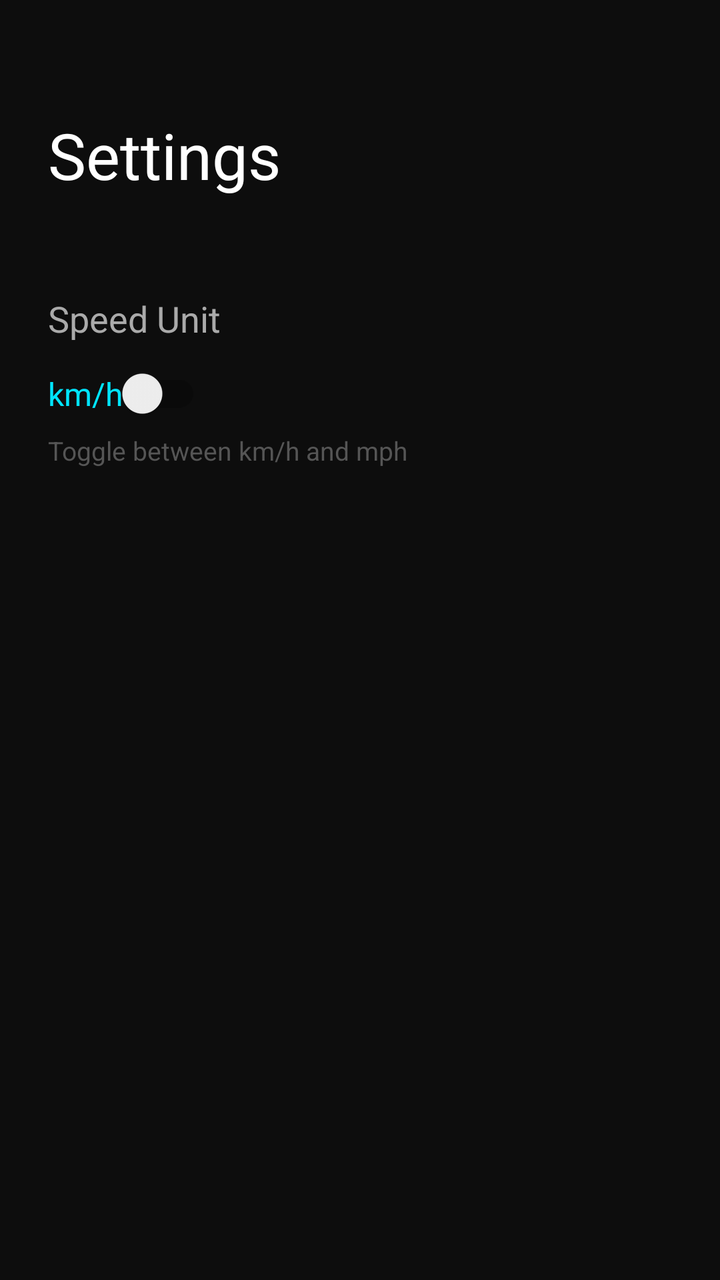
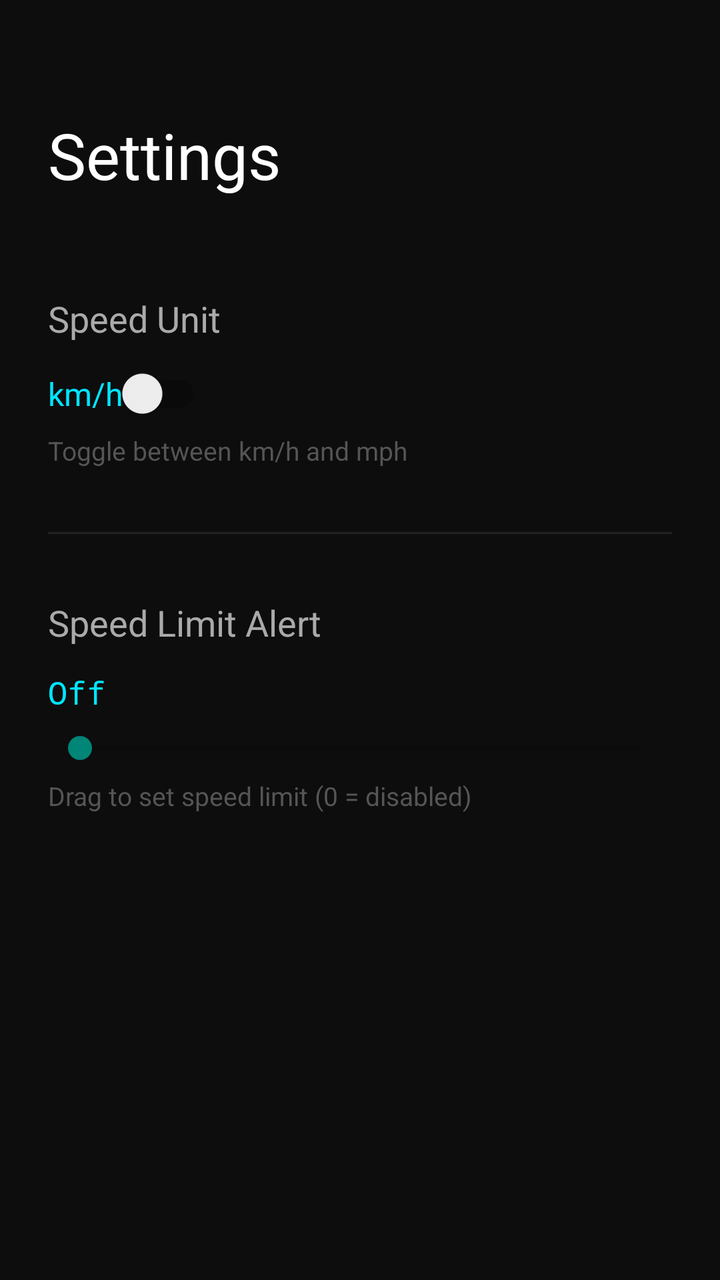

The first picture is an Android layout as it rendered before a commit; the second is the same layout after the commit. The layout source and the unified diff follow.
<!-- AndroidManifest.xml: application theme Theme.AppCompat.DayNight.NoActionBar -->
<!-- res/layout/activity_settings.xml -->
<?xml version="1.0" encoding="utf-8"?>
<androidx.constraintlayout.widget.ConstraintLayout
        xmlns:android="http://schemas.android.com/apk/res/android"
        xmlns:app="http://schemas.android.com/apk/res-auto"
        android:layout_width="match_parent"
        android:layout_height="match_parent"
        android:background="#0D0D0D"
        android:padding="24dp">

    <TextView
            android:id="@+id/tvSettingsTitle"
            android:layout_width="wrap_content"
            android:layout_height="wrap_content"
            android:text="Settings"
            android:textSize="32sp"
            android:textColor="#FFFFFF"
            app:layout_constraintTop_toTopOf="parent"
            app:layout_constraintStart_toStartOf="parent"
            android:layout_marginTop="32dp"/>

    <TextView
            android:id="@+id/tvUnitLabel"
            android:layout_width="wrap_content"
            android:layout_height="wrap_content"
            android:text="Speed Unit"
            android:textSize="18sp"
            android:textColor="#AAAAAA"
            app:layout_constraintTop_toBottomOf="@id/tvSettingsTitle"
            app:layout_constraintStart_toStartOf="parent"
            android:layout_marginTop="48dp"/>

    
    <com.google.android.material.switchmaterial.SwitchMaterial
            android:id="@+id/toggleUnit"
            android:layout_width="wrap_content"
            android:layout_height="wrap_content"
            android:text="km/h"
            android:textColor="#00E5FF"
            android:textSize="16sp"
            app:layout_constraintTop_toBottomOf="@id/tvUnitLabel"
            app:layout_constraintStart_toStartOf="parent"
            android:layout_marginTop="12dp"/>

    <TextView
            android:id="@+id/tvUnitHint"
            android:layout_width="wrap_content"
            android:layout_height="wrap_content"
            android:text="Toggle between km/h and mph"
            android:textSize="13sp"
            android:textColor="#555555"
            app:layout_constraintTop_toBottomOf="@id/toggleUnit"
            app:layout_constraintStart_toStartOf="parent"
            android:layout_marginTop="6dp"/>

</androidx.constraintlayout.widget.ConstraintLayout>
<!-- resources referenced by this layout -->
<resources>

</resources>

<!-- the commit's change to res/layout/activity_settings.xml (unified diff, before → after) -->
@@ -52,4 +52,58 @@
             app:layout_constraintStart_toStartOf="parent"
             android:layout_marginTop="6dp"/>
 
+    <View
+            android:id="@+id/divider"
+            android:layout_width="0dp"
+            android:layout_height="1dp"
+            android:background="#222222"
+            app:layout_constraintTop_toBottomOf="@id/tvUnitHint"
+            app:layout_constraintStart_toStartOf="parent"
+            app:layout_constraintEnd_toEndOf="parent"
+            android:layout_marginTop="32dp"/>
+
+    <TextView
+            android:id="@+id/tvSpeedLimitLabel"
+            android:layout_width="wrap_content"
+            android:layout_height="wrap_content"
+            android:text="Speed Limit Alert"
+            android:textSize="18sp"
+            android:textColor="#AAAAAA"
+            app:layout_constraintTop_toBottomOf="@id/divider"
+            app:layout_constraintStart_toStartOf="parent"
+            android:layout_marginTop="32dp"/>
+
+    <TextView
+            android:id="@+id/tvSpeedLimitValue"
+            android:layout_width="wrap_content"
+            android:layout_height="wrap_content"
+            android:text="Off"
+            android:textSize="16sp"
+            android:textColor="#00E5FF"
+            android:fontFamily="monospace"
+            app:layout_constraintTop_toBottomOf="@id/tvSpeedLimitLabel"
+            app:layout_constraintStart_toStartOf="parent"
+            android:layout_marginTop="12dp"/>
+
+    <SeekBar
+            android:id="@+id/seekSpeedLimit"
+            android:layout_width="0dp"
+            android:layout_height="wrap_content"
+            android:max="200"
+            app:layout_constraintTop_toBottomOf="@id/tvSpeedLimitValue"
+            app:layout_constraintStart_toStartOf="parent"
+            app:layout_constraintEnd_toEndOf="parent"
+            android:layout_marginTop="8dp"/>
+
+    <TextView
+            android:id="@+id/tvSpeedLimitHint"
+            android:layout_width="wrap_content"
+            android:layout_height="wrap_content"
+            android:text="Drag to set speed limit (0 = disabled)"
+            android:textSize="13sp"
+            android:textColor="#555555"
+            app:layout_constraintTop_toBottomOf="@id/seekSpeedLimit"
+            app:layout_constraintStart_toStartOf="parent"
+            android:layout_marginTop="6dp"/>
+
 </androidx.constraintlayout.widget.ConstraintLayout>
